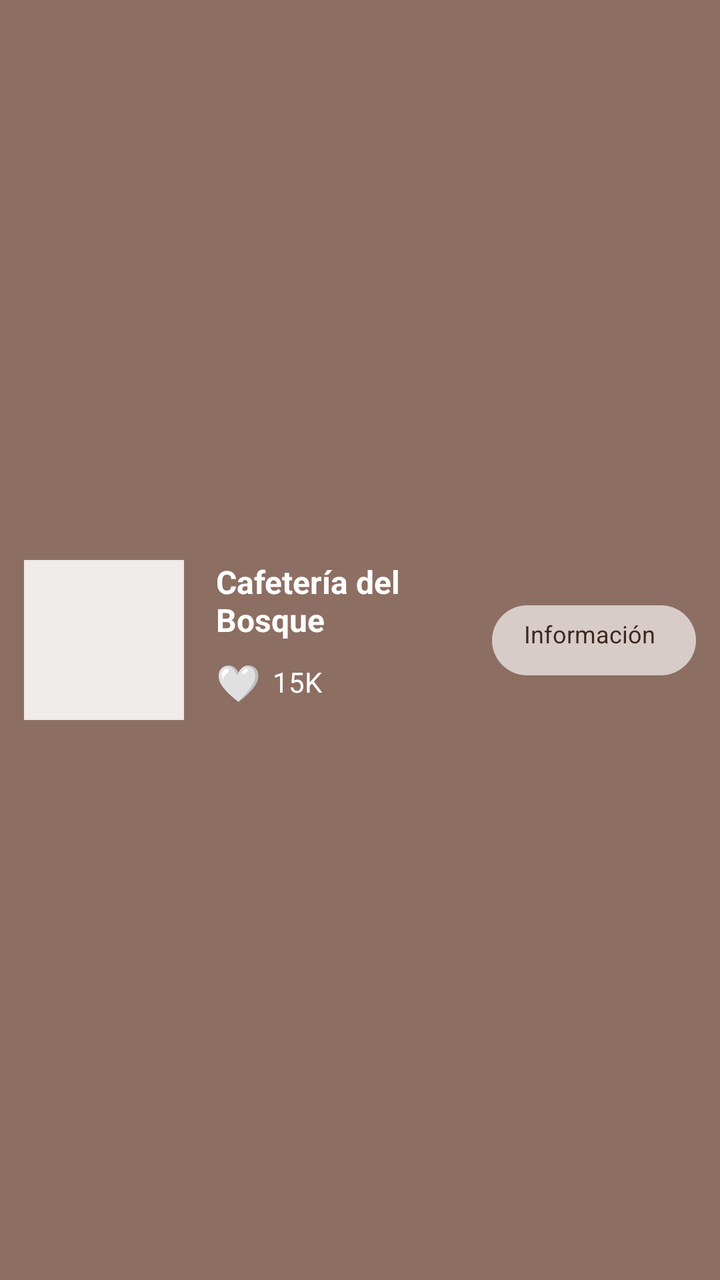
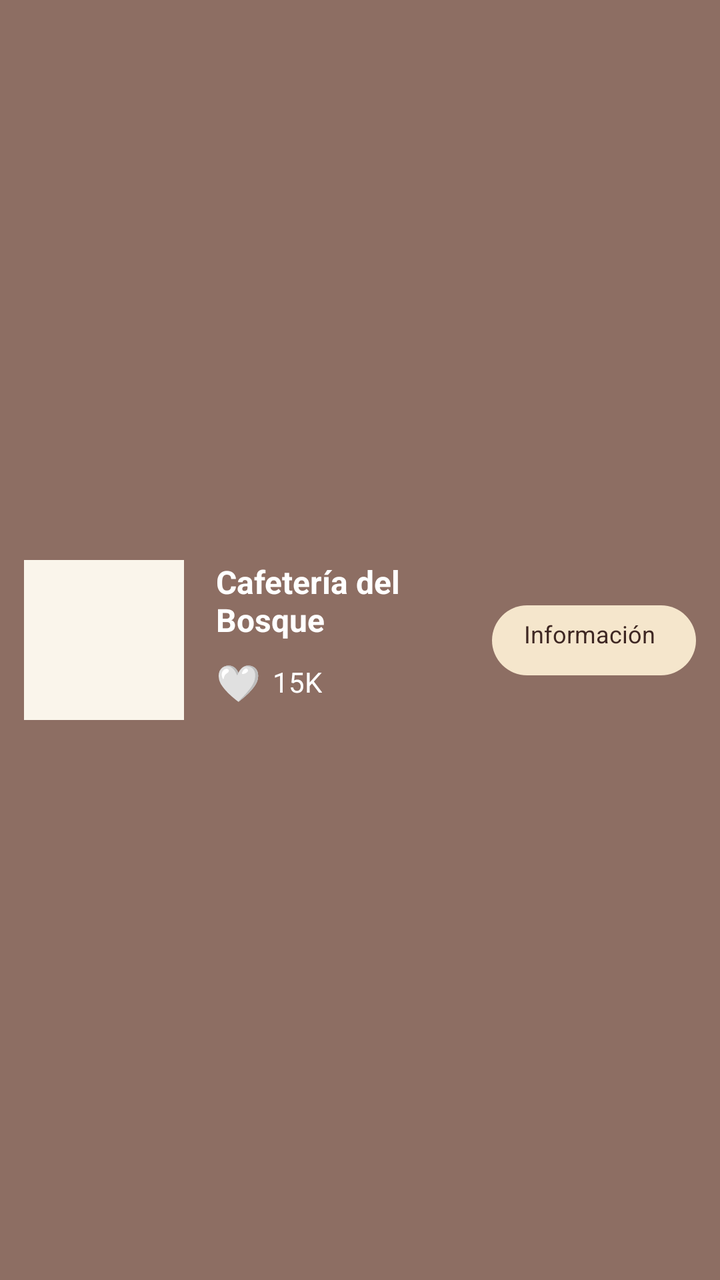

The first picture is an Android layout as it rendered before a commit; the second is the same layout after the commit. The layout source and the unified diff follow.
<!-- AndroidManifest.xml: application theme Theme.Cafeteria -->
<!-- res/layout/item_cafeteria.xml -->
<?xml version="1.0" encoding="utf-8"?>
<androidx.constraintlayout.widget.ConstraintLayout xmlns:android="http://schemas.android.com/apk/res/android"
    xmlns:app="http://schemas.android.com/apk/res-auto"
    xmlns:tools="http://schemas.android.com/tools"
    android:layout_width="match_parent"
    android:layout_height="wrap_content"
    android:layout_marginBottom="16dp"
    android:background="#8D6E63"
    android:padding="12dp">

    
    <ImageView
        android:id="@+id/img_cafeteria"
        android:layout_width="80dp"
        android:layout_height="80dp"
        android:background="#EFEBE9"
        app:layout_constraintBottom_toBottomOf="parent"
        app:layout_constraintStart_toStartOf="parent"
        app:layout_constraintTop_toTopOf="parent" />

    
    <TextView
        android:id="@+id/txt_nombre_cafe"
        android:layout_width="0dp"
        android:layout_height="wrap_content"
        android:layout_marginStart="16dp"
        android:layout_marginEnd="8dp"
        android:text="Cafetería del Bosque"
        android:textColor="#FFFFFF"
        android:textSize="16sp"
        android:textStyle="bold"
        app:layout_constraintEnd_toStartOf="@+id/btn_informacion"
        app:layout_constraintStart_toEndOf="@+id/img_cafeteria"
        app:layout_constraintTop_toTopOf="@+id/img_cafeteria" />

    
    
    <TextView
        android:id="@+id/btn_corazon"
        android:layout_width="wrap_content"
        android:layout_height="wrap_content"
        android:layout_marginTop="8dp"
        android:text="🤍"
        android:textSize="18sp"
        app:layout_constraintStart_toStartOf="@+id/txt_nombre_cafe"
        app:layout_constraintTop_toBottomOf="@+id/txt_nombre_cafe" />

    
    <TextView
        android:id="@+id/txt_likes"
        android:layout_width="wrap_content"
        android:layout_height="wrap_content"
        android:layout_marginStart="6dp"
        android:text="15K"
        android:textColor="#FFFFFF"
        android:textSize="14sp"
        app:layout_constraintBottom_toBottomOf="@+id/btn_corazon"
        app:layout_constraintStart_toEndOf="@+id/btn_corazon"
        app:layout_constraintTop_toTopOf="@+id/btn_corazon" />

    
    <TextView
        android:id="@+id/btn_informacion"
        android:layout_width="102dp"
        android:layout_height="35dp"
        android:background="@drawable/fondo_redondeado_crema"
        android:backgroundTint="#D7CCC8"
        android:paddingHorizontal="16dp"
        android:paddingVertical="6dp"
        android:text="Información"
        android:textColor="#3E2723"
        android:textSize="12sp"
        app:layout_constraintBottom_toBottomOf="parent"
        app:layout_constraintEnd_toEndOf="parent"
        app:layout_constraintTop_toTopOf="parent" />

</androidx.constraintlayout.widget.ConstraintLayout>
<!-- resources referenced by this layout -->
<resources>
  <!-- drawable fondo_redondeado_crema (drawable) -->
  <?xml version="1.0" encoding="utf-8"?>
  <shape xmlns:android="http://schemas.android.com/apk/res/android">
      
      <solid android:color="#F5E6CC" />
      
      <corners android:radius="25dp" />
  </shape>
  <style name="Theme.Cafeteria" parent="Base.Theme.Cafeteria" />
  <style name="Base.Theme.Cafeteria" parent="Theme.Material3.DayNight.NoActionBar">
          
          
      </style>
</resources>

<!-- the commit's change to res/layout/item_cafeteria.xml (unified diff, before → after) -->
@@ -5,7 +5,7 @@
     android:layout_width="match_parent"
     android:layout_height="wrap_content"
     android:layout_marginBottom="16dp"
-    android:background="#8D6E63"
+    android:background="@color/cafe_suave"
     android:padding="12dp">
 
     
@@ -13,7 +13,7 @@
         android:id="@+id/img_cafeteria"
         android:layout_width="80dp"
         android:layout_height="80dp"
-        android:background="#EFEBE9"
+        android:background="@color/crema_fondo"
         app:layout_constraintBottom_toBottomOf="parent"
         app:layout_constraintStart_toStartOf="parent"
         app:layout_constraintTop_toTopOf="parent" />
@@ -26,7 +26,7 @@
         android:layout_marginStart="16dp"
         android:layout_marginEnd="8dp"
         android:text="Cafetería del Bosque"
-        android:textColor="#FFFFFF"
+        android:textColor="@color/white"
         android:textSize="16sp"
         android:textStyle="bold"
         app:layout_constraintEnd_toStartOf="@+id/btn_informacion"
@@ -52,7 +52,7 @@
         android:layout_height="wrap_content"
         android:layout_marginStart="6dp"
         android:text="15K"
-        android:textColor="#FFFFFF"
+        android:textColor="@color/white"
         android:textSize="14sp"
         app:layout_constraintBottom_toBottomOf="@+id/btn_corazon"
         app:layout_constraintStart_toEndOf="@+id/btn_corazon"
@@ -64,11 +64,11 @@
         android:layout_width="102dp"
         android:layout_height="35dp"
         android:background="@drawable/fondo_redondeado_crema"
-        android:backgroundTint="#D7CCC8"
+        android:backgroundTint="@color/crema_boton"
         android:paddingHorizontal="16dp"
         android:paddingVertical="6dp"
         android:text="Información"
-        android:textColor="#3E2723"
+        android:textColor="@color/cafe_oscuro_texto"
         android:textSize="12sp"
         app:layout_constraintBottom_toBottomOf="parent"
         app:layout_constraintEnd_toEndOf="parent"
<!-- resource entries referenced after the edit -->
@@ -1,5 +1,10 @@
 <!-- resources referenced by this layout -->
 <resources>
+  <color name="cafe_oscuro_texto">#3E2723</color>
+  <color name="cafe_suave">#8D6E63</color>
+  <color name="crema_boton">#F5E6CC</color>
+  <color name="crema_fondo">#FAF5EB</color>
+  <color name="white">#FFFFFFFF</color>
   <!-- drawable fondo_redondeado_crema (drawable) -->
   <?xml version="1.0" encoding="utf-8"?>
   <shape xmlns:android="http://schemas.android.com/apk/res/android">
